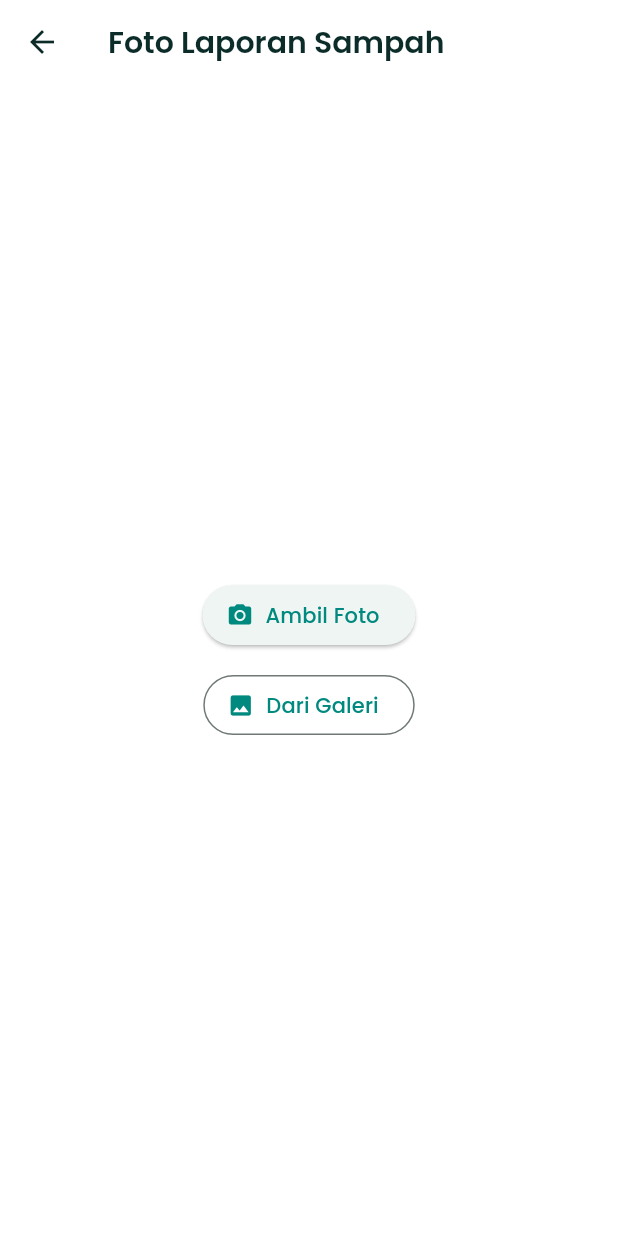
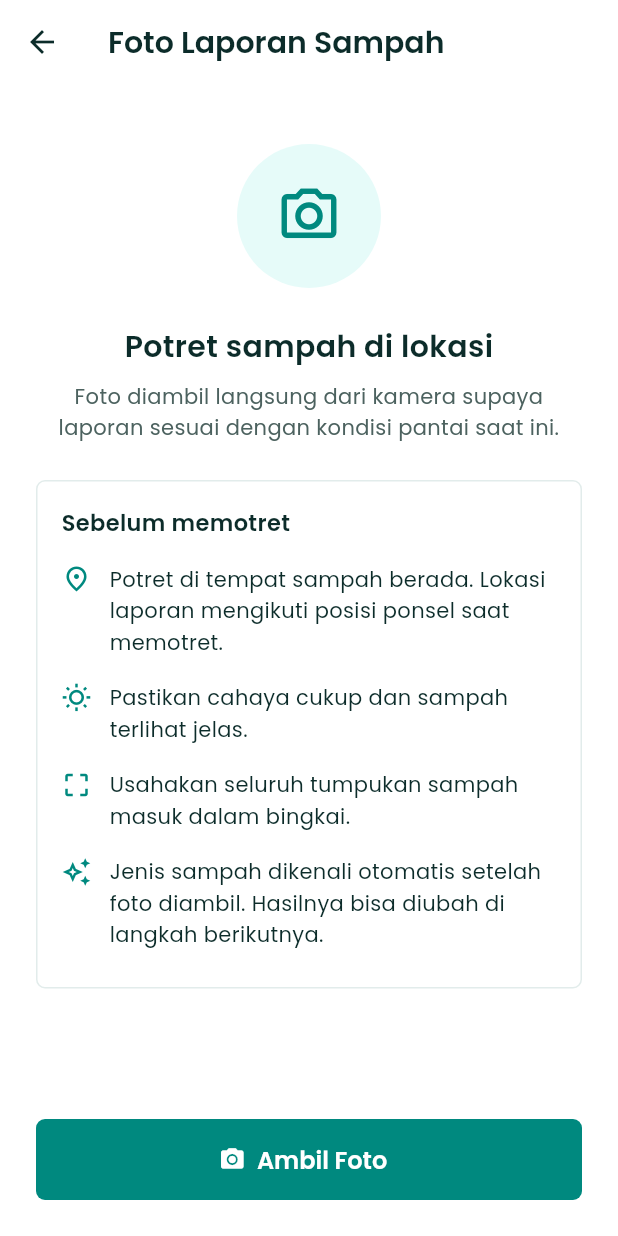
Before and after one commit to dimaswirabakti/cleanesia, a Flutter app: the ReportPhotoScreen screen opened by its route, after a tap on "Ambil Foto", on a phone screen of 412 x 824 dp. Run offline on Flutter 3.47's test engine with Material 3 defaults, Android fonts, the light colour scheme and no system bars; our stand-ins replace cloud_firestore, connectivity_plus, firebase_auth, firebase_core, flutter_map, flutter_riverpod and 3 more; missing offline and left inert: tflite_flutter; accounts and stored records are empty.

Commit message:
fix(reports): menghilangkan upload foto laporan sampah dari galeri pengguna)

```diff
--- a/lib/features/profile/profil_screen.dart
+++ b/lib/features/profile/profil_screen.dart
@@ -35,7 +35,7 @@ class ProfilScreen extends StatelessWidget {
     'Bantuan',
     'Cara melapor:\n\n'
         '1. Tekan menu Laporkan di navigasi bawah.\n'
-        '2. Foto sampah di lokasi, atau pilih dari galeri.\n'
+        '2. Potret sampah di lokasi dengan kamera ponsel.\n'
         '3. Periksa hasil deteksi jenis sampah, ubah bila perlu.\n'
         '4. Pilih tingkat keparahan, lalu tekan Kirim Laporan.\n\n'
         'Jika sedang tidak ada internet, laporan tersimpan otomatis dan terkirim sendiri begitu '
--- a/lib/features/report/report_photo_screen.dart
+++ b/lib/features/report/report_photo_screen.dart
@@ -1,7 +1,9 @@
 import 'dart:io';
 import 'package:flutter/material.dart';
+import 'package:flutter/services.dart';
 import 'package:image_picker/image_picker.dart';
 import 'package:geolocator/geolocator.dart';
+import '../../core/theme.dart';
 import 'classifier_service.dart';
 import 'report_draft.dart';
 import 'package:path_provider/path_provider.dart';
@@ -39,14 +41,14 @@ class _S extends State<ReportPhotoScreen> {
     }
   }
 
-  Future<void> _ambil(ImageSource src) async {
+  Future<void> _ambil() async {
     setState(() => _sibuk = true);
     try {
-      final x = await ImagePicker().pickImage(source: src, maxWidth: 1600);
-      if (x == null) {
-        setState(() => _sibuk = false);
-        return;
-      }
+      final x = await ImagePicker().pickImage(
+        source: ImageSource.camera,
+        maxWidth: 1600,
+      );
+      if (x == null) return;
       final hasil = await _clf.classify(File(x.path));
       final pos = await _gps();
       final dir = await getApplicationDocumentsDirectory();
@@ -69,33 +71,150 @@ class _S extends State<ReportPhotoScreen> {
           lng: pos?.longitude,
         ),
       );
+    } on PlatformException catch (e) {
+      if (!mounted) return;
+      final ditolak = e.code == 'camera_access_denied';
+      ScaffoldMessenger.of(context).showSnackBar(
+        SnackBar(
+          content: Text(
+            ditolak
+                ? 'Izin kamera ditolak. Aktifkan izin kamera untuk Cleanesia di Pengaturan.'
+                : 'Kamera tidak bisa dibuka. Coba lagi.',
+          ),
+          action: ditolak
+              ? SnackBarAction(
+                  label: 'Pengaturan',
+                  onPressed: () => Geolocator.openAppSettings(),
+                )
+              : null,
+        ),
+      );
     } finally {
       if (mounted) setState(() => _sibuk = false);
     }
   }
 
+  Widget _petunjuk(IconData ikon, String teks) => Padding(
+    padding: const EdgeInsets.symmetric(vertical: 8),
+    child: Row(
+      crossAxisAlignment: CrossAxisAlignment.start,
+      children: [
+        Icon(ikon, size: 20, color: AppColors.brand700),
+        const SizedBox(width: 12),
+        Expanded(child: Text(teks, style: AppText.body)),
+      ],
+    ),
+  );
+
   @override
   Widget build(BuildContext context) {
     return Scaffold(
       appBar: AppBar(title: const Text('Foto Laporan Sampah')),
-      body: Center(
+      body: SafeArea(
         child: _sibuk
-            ? const CircularProgressIndicator()
-            : Column(
-                mainAxisSize: MainAxisSize.min,
+            ? const Center(child: CircularProgressIndicator())
+            : Padding(
+                padding: const EdgeInsets.all(AppSpacing.lg),
+                child: Column(
                   children: [
-                  ElevatedButton.icon(
-                    onPressed: () => _ambil(ImageSource.camera),
+                    Expanded(
+                      child: SingleChildScrollView(
+                        child: Column(
+                          children: [
+                            const SizedBox(height: AppSpacing.md),
+                            Container(
+                              width: 96,
+                              height: 96,
+                              decoration: const BoxDecoration(
+                                color: AppColors.brand50,
+                                shape: BoxShape.circle,
+                              ),
+                              child: const Icon(
+                                Icons.camera_alt_outlined,
+                                size: 44,
+                                color: AppColors.brand700,
+                              ),
+                            ),
+                            const SizedBox(height: AppSpacing.lg),
+                            const Text(
+                              'Potret sampah di lokasi',
+                              textAlign: TextAlign.center,
+                              style: AppText.title,
+                            ),
+                            const SizedBox(height: AppSpacing.sm),
+                            Text(
+                              'Foto diambil langsung dari kamera supaya laporan '
+                              'sesuai dengan kondisi pantai saat ini.',
+                              textAlign: TextAlign.center,
+                              style: AppText.body.copyWith(
+                                color: AppColors.ink600,
+                              ),
+                            ),
+                            const SizedBox(height: AppSpacing.lg),
+                            Container(
+                              width: double.infinity,
+                              padding: const EdgeInsets.all(AppSpacing.md),
+                              decoration: BoxDecoration(
+                                border: Border.all(color: AppColors.line),
+                                borderRadius: BorderRadius.circular(
+                                  AppSpacing.radius,
+                                ),
+                              ),
+                              child: Column(
+                                crossAxisAlignment: CrossAxisAlignment.start,
+                                children: [
+                                  const Text(
+                                    'Sebelum memotret',
+                                    style: AppText.section,
+                                  ),
+                                  const SizedBox(height: AppSpacing.sm),
+                                  _petunjuk(
+                                    Icons.place_outlined,
+                                    'Potret di tempat sampah berada. Lokasi laporan '
+                                    'mengikuti posisi ponsel saat memotret.',
+                                  ),
+                                  _petunjuk(
+                                    Icons.wb_sunny_outlined,
+                                    'Pastikan cahaya cukup dan sampah terlihat jelas.',
+                                  ),
+                                  _petunjuk(
+                                    Icons.crop_free,
+                                    'Usahakan seluruh tumpukan sampah masuk dalam bingkai.',
+                                  ),
+                                  _petunjuk(
+                                    Icons.auto_awesome_outlined,
+                                    'Jenis sampah dikenali otomatis setelah foto diambil. '
+                                    'Hasilnya bisa diubah di langkah berikutnya.',
+                                  ),
+                                ],
+                              ),
+                            ),
+                          ],
+                        ),
+                      ),
+                    ),
+                    const SizedBox(height: AppSpacing.md),
+                    SizedBox(
+                      width: double.infinity,
+                      height: 54,
+                      child: FilledButton.icon(
+                        style: FilledButton.styleFrom(
+                          backgroundColor: AppColors.brand700,
+                          foregroundColor: Colors.white,
+                          shape: RoundedRectangleBorder(
+                            borderRadius: BorderRadius.circular(
+                              AppSpacing.radius,
+                            ),
+                          ),
+                          textStyle: AppText.section.copyWith(fontSize: 16),
+                        ),
+                        onPressed: _ambil,
                         icon: const Icon(Icons.camera_alt),
                         label: const Text('Ambil Foto'),
                       ),
-                  const SizedBox(height: 12),
-                  OutlinedButton.icon(
-                    onPressed: () => _ambil(ImageSource.gallery),
-                    icon: const Icon(Icons.photo),
-                    label: const Text('Dari Galeri'),
                     ),
                   ],
+                ),
               ),
       ),
     );
```
Lines whose indentation alone changed are shown as unchanged.
